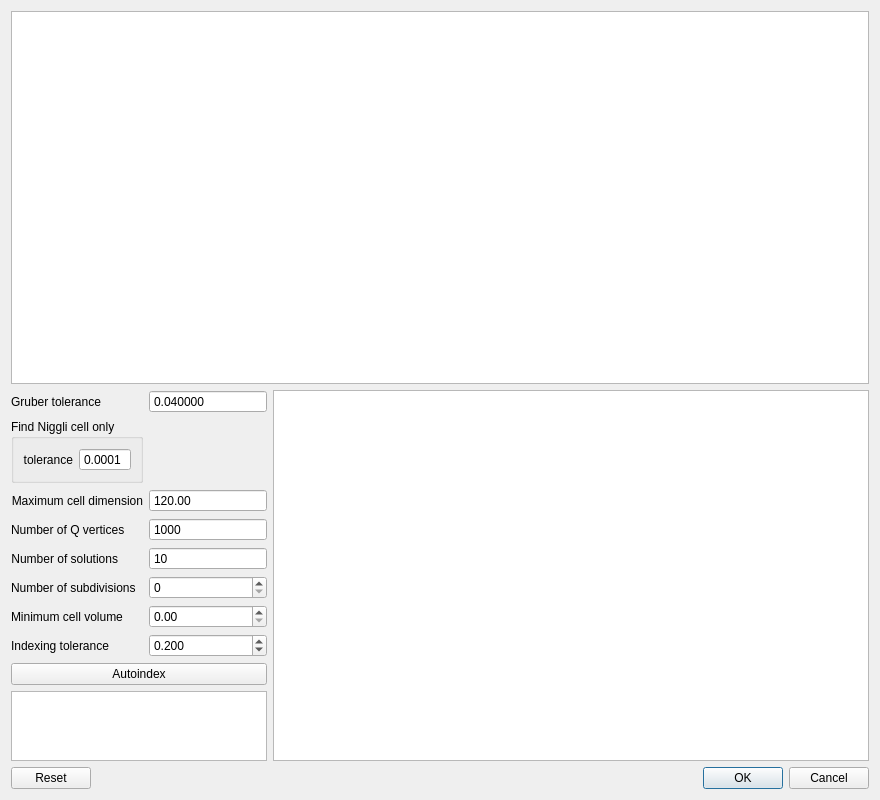
Before: the Qt Designer form apps/nsxqt/ui/DialogAutoIndexing.ui in k61n/openhkl, drawn with Qt 5.
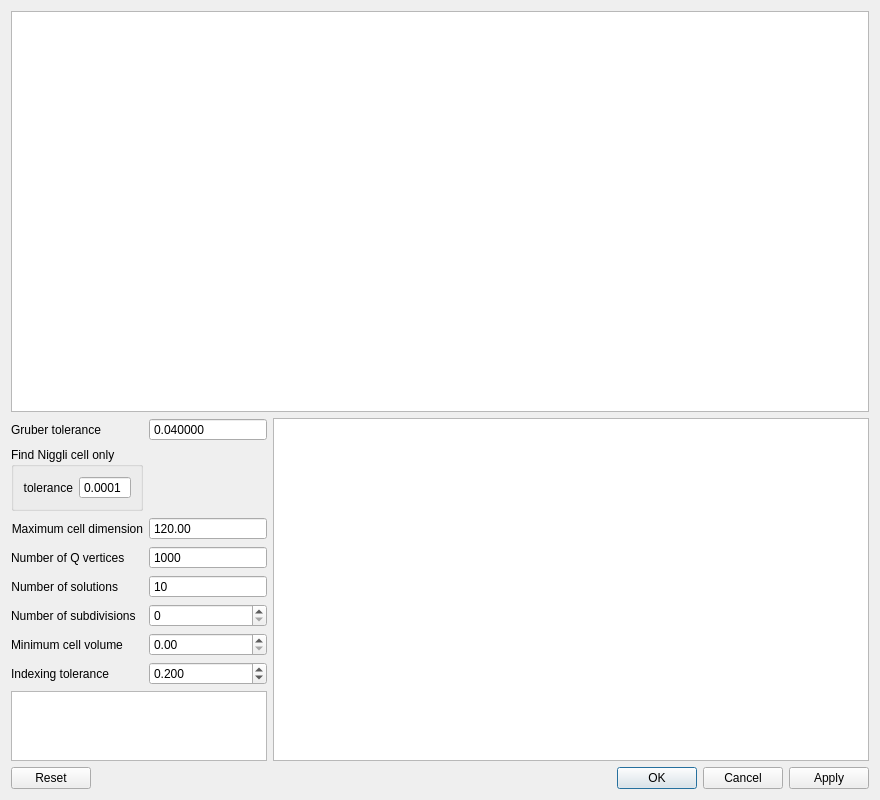
After: the same form once the commit is applied. Custom widgets are drawn as their Qt base class.

Commit message: added standard button box for autoindexing and peak find dialogs

Diff of the .ui file:
```diff
--- a/apps/nsxqt/ui/DialogAutoIndexing.ui
+++ b/apps/nsxqt/ui/DialogAutoIndexing.ui
@@ -214,16 +214,6 @@
         </widget>
        </item>
        <item row="8" column="0" colspan="2">
-        <widget class="QPushButton" name="index">
-         <property name="text">
-          <string>Autoindex</string>
-         </property>
-         <property name="autoDefault">
-          <bool>false</bool>
-         </property>
-        </widget>
-       </item>
-       <item row="9" column="0" colspan="2">
         <widget class="QListWidget" name="unitCells"/>
        </item>
       </layout>
@@ -291,7 +281,7 @@
         <string notr="true"/>
        </property>
        <property name="standardButtons">
-        <set>QDialogButtonBox::Cancel|QDialogButtonBox::Ok|QDialogButtonBox::Reset</set>
+        <set>QDialogButtonBox::Apply|QDialogButtonBox::Cancel|QDialogButtonBox::Ok|QDialogButtonBox::Reset</set>
        </property>
        <property name="centerButtons">
         <bool>false</bool>
```
The commit also changes 5 other files.
